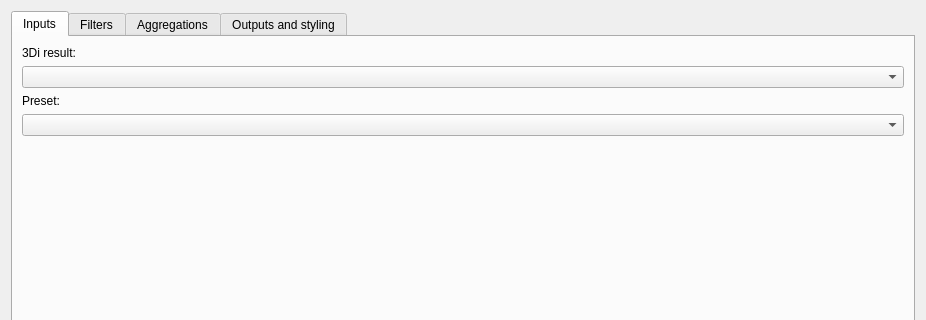
nens/threedi-results-analysis, file tool_statistics/threedi_custom_stats_dialog_base.ui: the form before one commit; both pictures show x 0 to 926 and y 0 to 320 of the 926 by 851 pixel window.
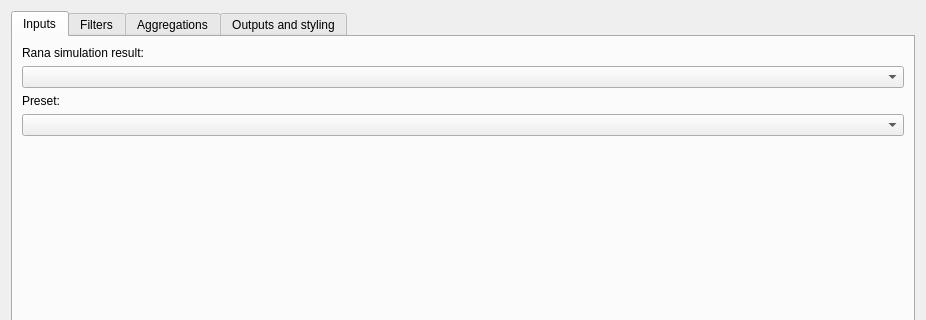
The form after the commit. Custom widgets are drawn as their Qt base class.

Commit message: Rebranding the 3Di Results Analysis to Rana Results Analysis (#1151)

Diff of the .ui file:
```diff
--- a/tool_statistics/threedi_custom_stats_dialog_base.ui
+++ b/tool_statistics/threedi_custom_stats_dialog_base.ui
@@ -45,7 +45,7 @@
        <item>
         <widget class="QLabel" name="label">
          <property name="text">
-          <string>3Di result:</string>
+          <string>Rana simulation result:</string>
          </property>
         </widget>
        </item>
```
Left out of the diff: 2 changed lines with no effect on the pictures. The commit also changes 74 other files.
